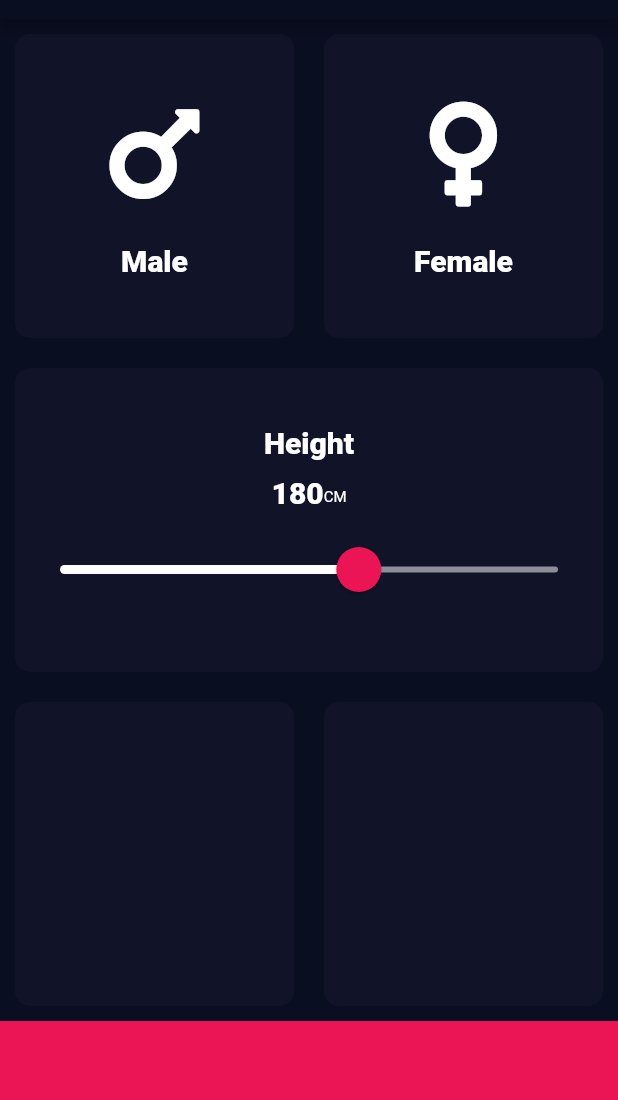
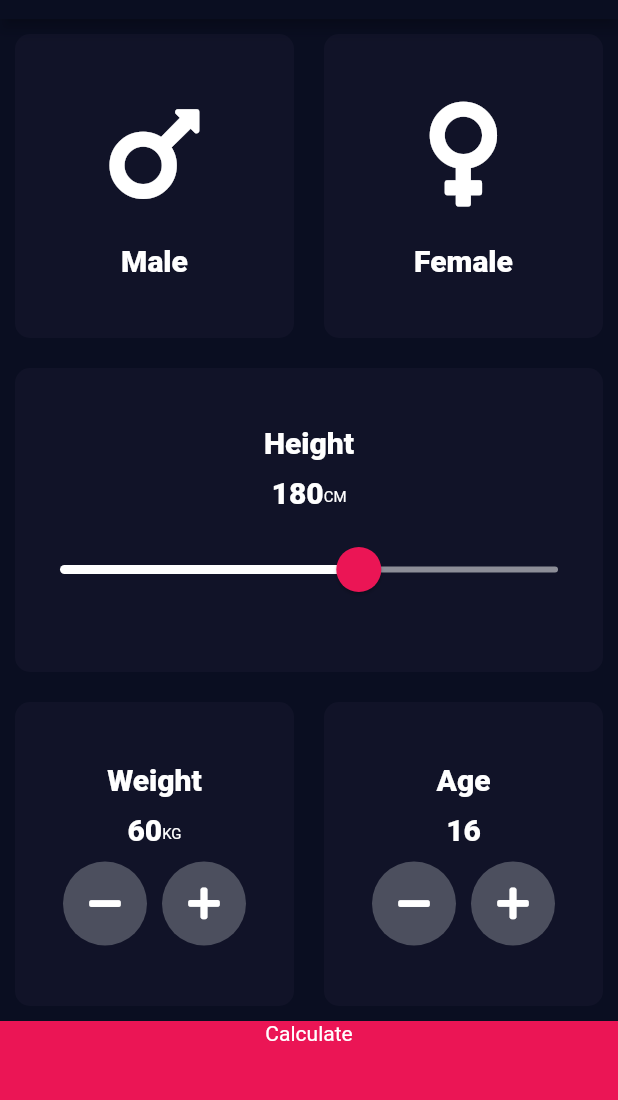
Before and after one commit to AhmedGrati/BMICalculatorFlutter, a Flutter app: the screen it shows after launch, on a phone screen of 412 x 824 dp, the part 65-1165 px from its top. Run offline on Flutter 3.47's test engine with Material 2 defaults, Android fonts, the phone set to English and light mode, and no system bars; our stand-ins replace font_awesome_flutter.

Commit message:
add routing

```diff
--- a/lib/input_page.dart
+++ b/lib/input_page.dart
@@ -1,10 +1,12 @@
+import 'package:bmi_calculator/rounded_button.dart';
+import 'package:flutter/cupertino.dart';
 import 'package:flutter/material.dart';
 import 'package:font_awesome_flutter/font_awesome_flutter.dart';
 import 'card_box.dart';
 import 'icon_content.dart';
 import 'gender.dart';
 import 'constants.dart';
-
+import 'result_page.dart';
 class InputPage extends StatefulWidget {
   @override
   _InputPageState createState() => _InputPageState();
@@ -14,6 +16,8 @@ class _InputPageState extends State<InputPage> {
 
   Gender selectedGender;
   int heightValue = 180;
+  int weightValue = 60;
+  int ageValue = 16;
   @override
   Widget build(BuildContext context) {
     return Container(
@@ -106,20 +110,119 @@ class _InputPageState extends State<InputPage> {
             child: Row(
               children: <Widget>[
                 Expanded(child: CardBox(
+                  cardChild: Column(
+                    mainAxisAlignment: MainAxisAlignment.center,
+                    children: <Widget>[
+                      Text('Weight' ,
+                        style: kIconContentTextStyle,
+                      ),
+                      SizedBox(
+                        height: 10.0,
+                      ),
+                      Row(
+                        mainAxisAlignment: MainAxisAlignment.center,
+                        crossAxisAlignment: CrossAxisAlignment.baseline,
+                        textBaseline: TextBaseline.alphabetic,
+                        children: <Widget>[
+                          Text(
+                            weightValue.toString(),
+                            style: kIconContentTextStyle,
+                          ),
+                          Text('KG' , style: kCentimeterStyle,)
+                        ],
+                      ),
+                      SizedBox(
+                        height: 10.0,
+                      ),
+                      Row(
+                        mainAxisAlignment: MainAxisAlignment.center,
+                        children: <Widget>[
+                          RoundedButton(
+                            onPress: () {
+                              setState(() {
+                                weightValue--;
+                              });
+                            },
+                            iconData: FontAwesomeIcons.minus,
+                          ),
+                          SizedBox(width: 10.0,),
+                          RoundedButton(
+                            onPress: () {
+                              setState(() {
+                                weightValue++;
+                              });
+                            },
+                            iconData: FontAwesomeIcons.plus,
+                          ),
+                        ],
+                      )
+                    ],
+                  ),
                   colour: kInactiveCardColor,
                 )),
                 Expanded(child: CardBox(
+                  cardChild: Column(
+                    mainAxisAlignment: MainAxisAlignment.center,
+                    children: <Widget>[
+                      Text('Age' ,
+                        style: kIconContentTextStyle,
+                      ),
+                      SizedBox(
+                        height: 10.0,
+                      ),
+                      Text(
+                        ageValue.toString(),
+                        style: kIconContentTextStyle,
+                      ),
+                      SizedBox(
+                        height: 10.0,
+                      ),
+                      Row(
+                        mainAxisAlignment: MainAxisAlignment.center,
+                        children: <Widget>[
+                          RoundedButton(
+                            onPress: () {
+                              setState(() {
+                                ageValue--;
+                              });
+                            },
+                            iconData: FontAwesomeIcons.minus,
+                          ),
+                          SizedBox(width: 10.0,),
+                          RoundedButton(
+                            onPress: () {
+                              setState(() {
+                                ageValue++;
+                              });
+                            },
+                            iconData: FontAwesomeIcons.plus,
+                          ),
+                        ],
+                      )
+                    ],
+                  ),
                   colour: kInactiveCardColor,
-                ))
+                )),
               ],
             ),
           ),
-          Container(
-              height: kBottomHeight,
-              decoration: BoxDecoration(
-                  color: kBottomColor
+          GestureDetector(
+            onTap: () {
+              Navigator.push(context,
+                  MaterialPageRoute(builder: (context) {
+                    return ResultPage();
+                  })
+              );
+            },
+            child: Container(
+              width: double.infinity,
+              child: Text('Calculate' , textAlign: TextAlign.center,),
+                height: kBottomHeight,
+                decoration: BoxDecoration(
+                    color: kBottomColor
+                ),
               ),
-            ),
+          ),
         ],
       ),
     );
--- /dev/null
+++ b/lib/result_page.dart
@@ -0,0 +1,14 @@
+import 'package:flutter/material.dart';
+class ResultPage extends StatelessWidget {
+  @override
+  Widget build(BuildContext context) {
+    return Scaffold(
+      appBar: AppBar(
+        title: Text('Result Page'),
+      ),
+      body: Container(
+        child: Text('Results'),
+      ),
+    );
+  }
+}
--- /dev/null
+++ b/lib/rounded_button.dart
@@ -0,0 +1,24 @@
+import 'package:flutter/material.dart';
+
+class RoundedButton extends StatelessWidget {
+  RoundedButton({@required this.iconData , this.onPress});
+  final IconData iconData;
+  final Function onPress;
+  @override
+  Widget build(BuildContext context) {
+    return RawMaterialButton(
+      onPressed: onPress,
+      elevation: 0.0,
+      shape: CircleBorder(),
+      child: Icon(
+        iconData,
+        color: Colors.white,
+      ),
+      constraints: BoxConstraints.tightFor(
+        width: 56.0,
+        height: 56.0
+      ),
+      fillColor: Color(0xFF4C4F5E),
+    );
+  }
+}
```
